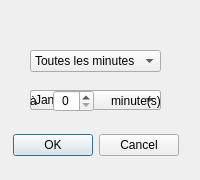
This is src/views/forms/frequencydialog.ui in LP-ACPI/VerrouYEAH as Qt 5 draws it before an edit. The edited form follows.
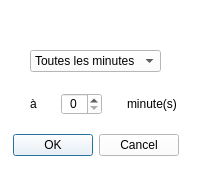
This is the edited form. Icons and pictures are not drawn.

Diff of the .ui file:
```diff
--- a/src/views/forms/frequencydialog.ui
+++ b/src/views/forms/frequencydialog.ui
@@ -25,6 +25,9 @@
   <property name="windowTitle">
    <string>Choix de fréquence</string>
   </property>
+  <property name="styleSheet">
+   <string notr="true">background-color: rgb(255, 255, 255)</string>
+  </property>
   <widget class="QDialogButtonBox" name="buttonBox">
    <property name="geometry">
     <rect>
@@ -233,13 +236,13 @@
     <bool>true</bool>
    </property>
   </widget>
-  <widget class="QWidget" name="">
+  <widget class="QWidget" name="layoutWidget">
    <property name="geometry">
     <rect>
      <x>30</x>
      <y>90</y>
-     <width>131</width>
-     <height>22</height>
+     <width>147</width>
+     <height>28</height>
     </rect>
    </property>
    <layout class="QHBoxLayout" name="amountChoice">
```
